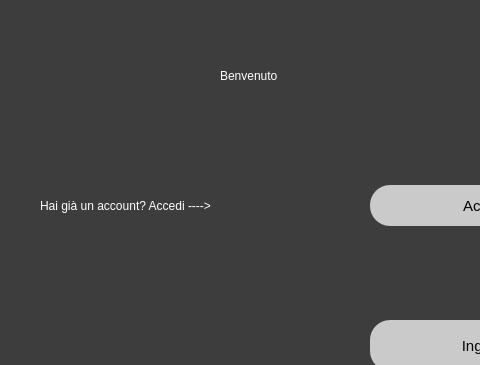
Before: the Qt Designer form home/BenvenutoCliente2.ui in riccardomalpiedi/parcheggio, drawn with Qt 5; both pictures show x 0 to 480 and y 0 to 365 of the 632 by 473 pixel window.
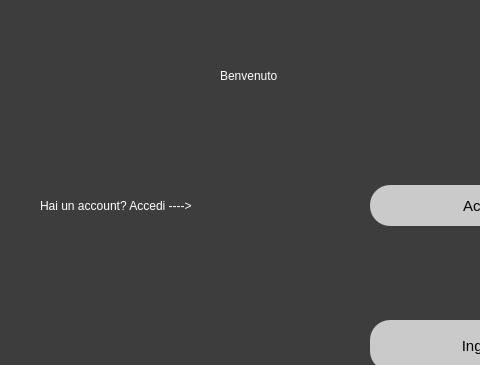
After: the same form once the commit is applied.

```diff
--- a/home/BenvenutoCliente2.ui
+++ b/home/BenvenutoCliente2.ui
@@ -75,7 +75,7 @@
 font: 14pt &quot;MS Shell Dlg 2&quot;;</string>
    </property>
    <property name="text">
-    <string>Hai già un account? Accedi ----&gt;</string>
+    <string>Hai un account? Accedi ----&gt;</string>
    </property>
   </widget>
   <widget class="QPushButton" name="uscita_button">
```
